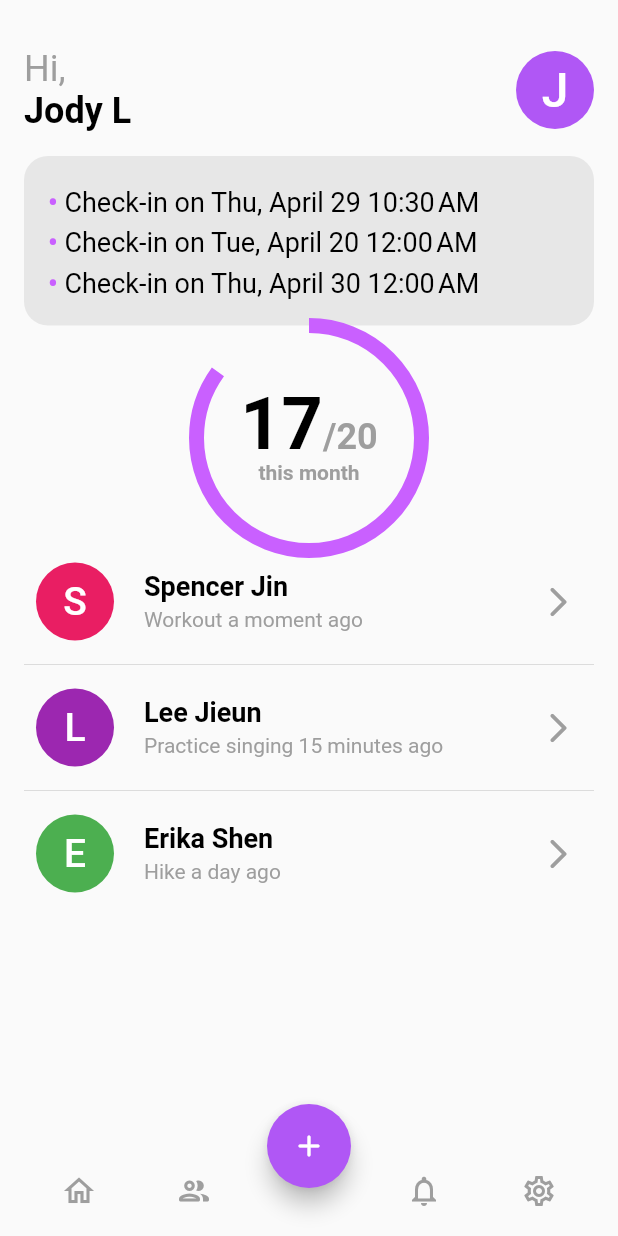
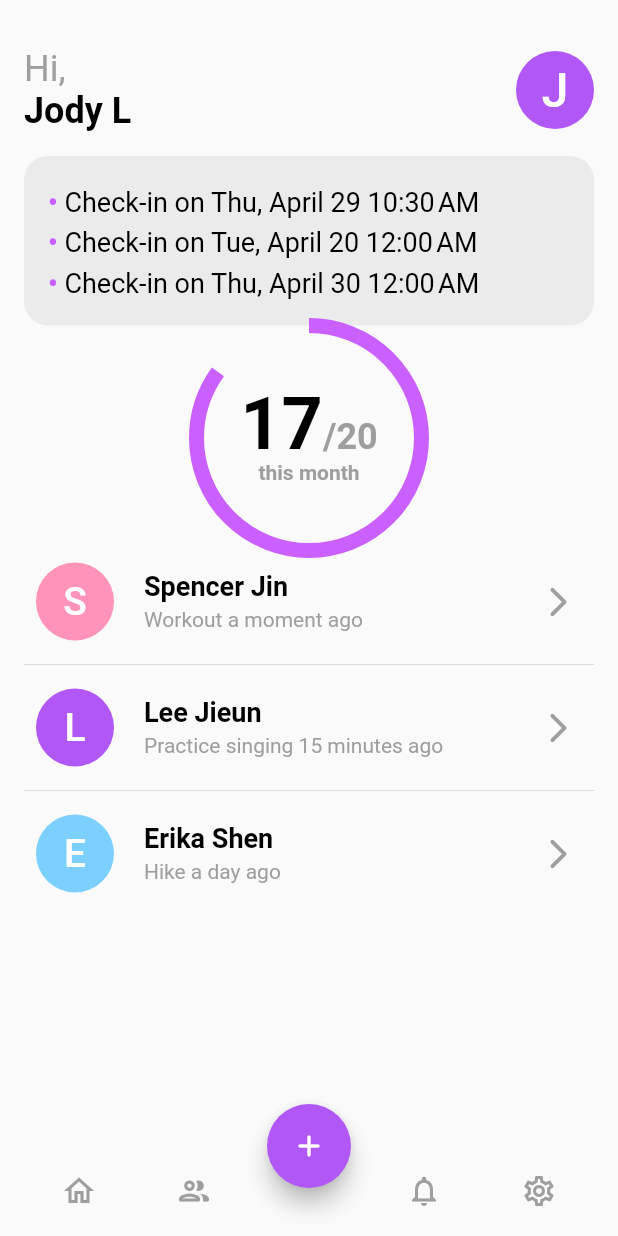
Before and after one commit to cs188-software-design-security-w20/routine-machine, a Flutter app: the screen it shows after launch, on a phone screen of 412 x 824 dp. Run offline on Flutter 3.47's test engine with Material 2 defaults, Android fonts, the phone set to English and light mode, and no system bars; our stand-ins replace timeago.

Commit message:
Add most used colors
Add most used colors for background, habiit cards, and letters.

```diff
--- a/Routine-Machine/lib/Views/components/GreyContainer.dart
+++ b/Routine-Machine/lib/Views/components/GreyContainer.dart
@@ -1,4 +1,5 @@
 import 'package:flutter/material.dart';
+import '../../constants/Palette.dart' as Palette;
 
 class GreyContainer extends StatelessWidget {
   final double width;
@@ -24,7 +25,7 @@ class GreyContainer extends StatelessWidget {
       padding: this.padding,
       child: this.child,
       decoration: BoxDecoration(
-        color: Color(0xE5E5E5E5),
+        color: Color(0xFFEBEBEB),
         borderRadius: BorderRadius.all(
           Radius.circular(16),
         ),
--- a/Routine-Machine/lib/main.dart
+++ b/Routine-Machine/lib/main.dart
@@ -22,21 +22,21 @@ final List<SampleFollowTileData> sampleFollowingList = [
     lastName: 'Jin',
     routineName: 'Workout',
     lastCheckIn: new DateTime.now(),
-    color: Colors.pink,
+    color: Palette.pink,
   ),
   SampleFollowTileData(
     firstName: 'Lee',
     lastName: 'Jieun',
     routineName: 'Practice singing',
     lastCheckIn: new DateTime.now().subtract(new Duration(minutes: 15)),
-    color: Colors.purple,
+    color: Palette.purple,
   ),
   SampleFollowTileData(
     firstName: 'Erika',
     lastName: 'Shen',
     routineName: 'Hike',
     lastCheckIn: new DateTime.now().subtract(new Duration(days: 1)),
-    color: Colors.green,
+    color: Palette.blue,
   ),
 ];
 void main() => runApp(MyApp());
```
Also changed, not shown: Routine-Machine/lib/constants/Palette.dart (+26 -0 lines).
